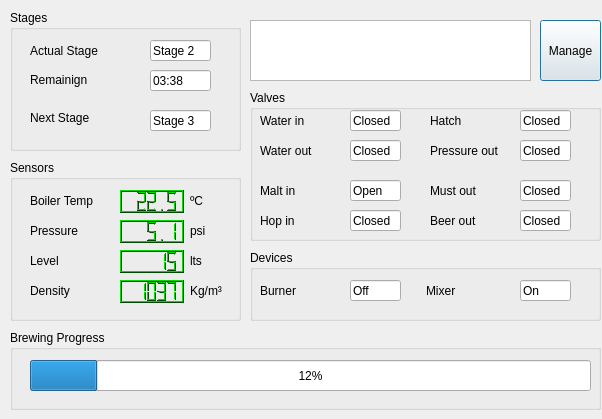
The window that Brewer.ui (martinvol/CIMII-tp_practica) describes before a commit, drawn with Qt 5.
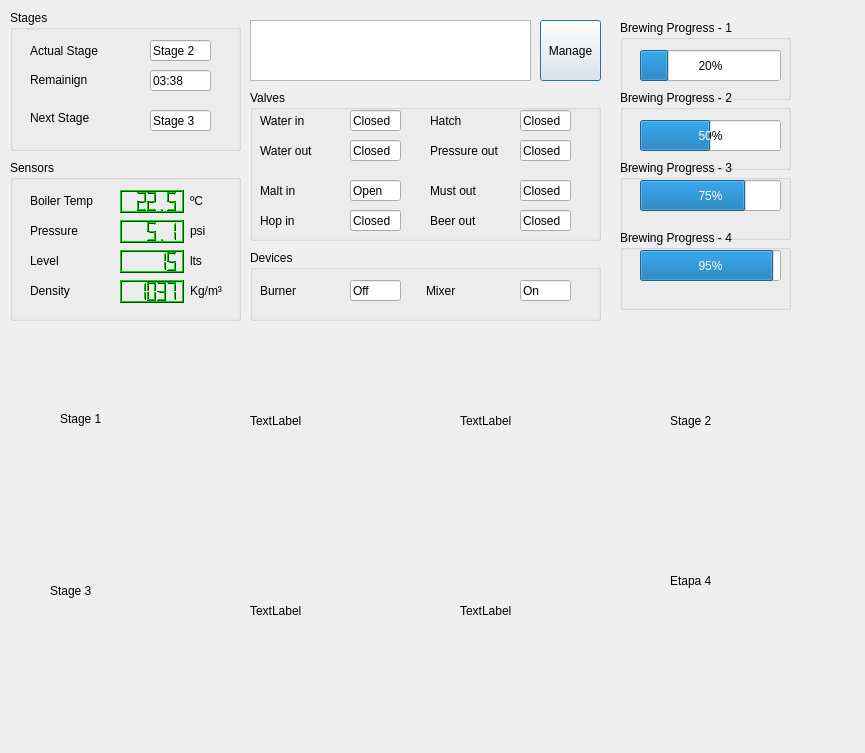
The same window after the commit.

```diff
--- a/Brewer.ui
+++ b/Brewer.ui
@@ -6,8 +6,8 @@
    <rect>
     <x>0</x>
     <y>0</y>
-    <width>602</width>
-    <height>419</height>
+    <width>865</width>
+    <height>753</height>
    </rect>
   </property>
   <property name="windowTitle">
@@ -1887,26 +1887,26 @@
   <widget class="QGroupBox" name="groupBox_2">
    <property name="geometry">
     <rect>
-     <x>10</x>
-     <y>330</y>
-     <width>591</width>
+     <x>620</x>
+     <y>20</y>
+     <width>171</width>
      <height>80</height>
     </rect>
    </property>
    <property name="title">
-    <string>Brewing Progress</string>
+    <string>Brewing Progress - 1</string>
    </property>
    <widget class="QProgressBar" name="process_progress">
     <property name="geometry">
      <rect>
       <x>20</x>
       <y>30</y>
-      <width>561</width>
+      <width>141</width>
       <height>31</height>
      </rect>
     </property>
     <property name="value">
-     <number>12</number>
+     <number>20</number>
     </property>
    </widget>
   </widget>
@@ -2327,6 +2327,200 @@
     </rect>
    </property>
   </widget>
+  <widget class="QGroupBox" name="groupBox_6">
+   <property name="geometry">
+    <rect>
+     <x>620</x>
+     <y>90</y>
+     <width>171</width>
+     <height>80</height>
+    </rect>
+   </property>
+   <property name="title">
+    <string>Brewing Progress - 2</string>
+   </property>
+   <widget class="QProgressBar" name="process_progress_2">
+    <property name="geometry">
+     <rect>
+      <x>20</x>
+      <y>30</y>
+      <width>141</width>
+      <height>31</height>
+     </rect>
+    </property>
+    <property name="value">
+     <number>50</number>
+    </property>
+   </widget>
+  </widget>
+  <widget class="QGroupBox" name="groupBox_7">
+   <property name="geometry">
+    <rect>
+     <x>620</x>
+     <y>160</y>
+     <width>171</width>
+     <height>80</height>
+    </rect>
+   </property>
+   <property name="title">
+    <string>Brewing Progress - 3</string>
+   </property>
+   <widget class="QProgressBar" name="process_progress_3">
+    <property name="geometry">
+     <rect>
+      <x>20</x>
+      <y>20</y>
+      <width>141</width>
+      <height>31</height>
+     </rect>
+    </property>
+    <property name="value">
+     <number>75</number>
+    </property>
+   </widget>
+  </widget>
+  <widget class="QGroupBox" name="groupBox_8">
+   <property name="geometry">
+    <rect>
+     <x>620</x>
+     <y>230</y>
+     <width>171</width>
+     <height>80</height>
+    </rect>
+   </property>
+   <property name="title">
+    <string>Brewing Progress - 4</string>
+   </property>
+   <widget class="QProgressBar" name="process_progress_4">
+    <property name="geometry">
+     <rect>
+      <x>20</x>
+      <y>20</y>
+      <width>141</width>
+      <height>31</height>
+     </rect>
+    </property>
+    <property name="value">
+     <number>95</number>
+    </property>
+   </widget>
+  </widget>
+  <widget class="QLabel" name="label_22">
+   <property name="geometry">
+    <rect>
+     <x>250</x>
+     <y>350</y>
+     <width>181</width>
+     <height>141</height>
+    </rect>
+   </property>
+   <property name="text">
+    <string>TextLabel</string>
+   </property>
+   <property name="scaledContents">
+    <bool>true</bool>
+   </property>
+  </widget>
+  <widget class="QLabel" name="label_23">
+   <property name="geometry">
+    <rect>
+     <x>460</x>
+     <y>350</y>
+     <width>181</width>
+     <height>141</height>
+    </rect>
+   </property>
+   <property name="text">
+    <string>TextLabel</string>
+   </property>
+   <property name="scaledContents">
+    <bool>true</bool>
+   </property>
+  </widget>
+  <widget class="QLabel" name="label_24">
+   <property name="geometry">
+    <rect>
+     <x>250</x>
+     <y>540</y>
+     <width>181</width>
+     <height>141</height>
+    </rect>
+   </property>
+   <property name="text">
+    <string>TextLabel</string>
+   </property>
+   <property name="scaledContents">
+    <bool>true</bool>
+   </property>
+  </widget>
+  <widget class="QLabel" name="label_25">
+   <property name="geometry">
+    <rect>
+     <x>460</x>
+     <y>540</y>
+     <width>181</width>
+     <height>141</height>
+    </rect>
+   </property>
+   <property name="text">
+    <string>TextLabel</string>
+   </property>
+   <property name="scaledContents">
+    <bool>true</bool>
+   </property>
+  </widget>
+  <widget class="QLabel" name="label_26">
+   <property name="geometry">
+    <rect>
+     <x>60</x>
+     <y>410</y>
+     <width>68</width>
+     <height>17</height>
+    </rect>
+   </property>
+   <property name="text">
+    <string>Stage 1</string>
+   </property>
+  </widget>
+  <widget class="QLabel" name="label_27">
+   <property name="geometry">
+    <rect>
+     <x>670</x>
+     <y>350</y>
+     <width>181</width>
+     <height>141</height>
+    </rect>
+   </property>
+   <property name="text">
+    <string>Stage 2</string>
+   </property>
+  </widget>
+  <widget class="QLabel" name="label_28">
+   <property name="geometry">
+    <rect>
+     <x>50</x>
+     <y>520</y>
+     <width>121</width>
+     <height>141</height>
+    </rect>
+   </property>
+   <property name="text">
+    <string>Stage 3</string>
+   </property>
+  </widget>
+  <widget class="QLabel" name="label_29">
+   <property name="geometry">
+    <rect>
+     <x>670</x>
+     <y>510</y>
+     <width>121</width>
+     <height>141</height>
+    </rect>
+   </property>
+   <property name="text">
+    <string>Etapa 4</string>
+   </property>
+  </widget>
  </widget>
  <resources/>
  <connections/>
```
Left out of the diff: 17 changed lines with no effect on the pictures.
